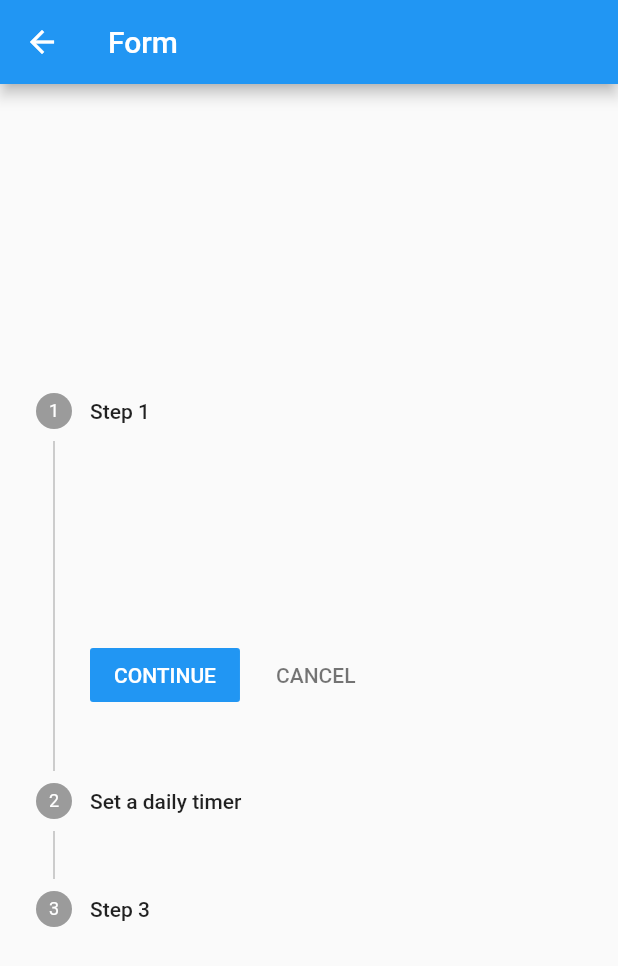
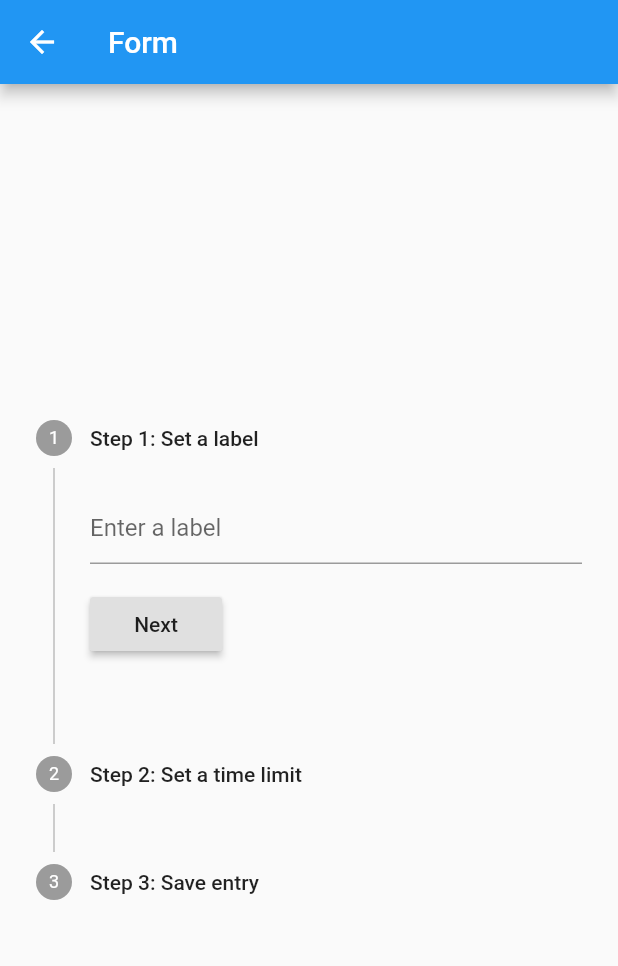
Before and after one commit to dalekatwork/app_lock, a Flutter app: the screen it shows after launch, after a tap on "Add App Timer", on a phone screen of 412 x 824 dp. Shown: the top 966 px of the screen. Run offline on Flutter 3.47's test engine with Material 2 defaults, Android fonts, the phone set to English and light mode, and no system bars; our stand-ins replace numberpicker; statements that could not run were skipped.

Commit message:
+ Make a simple form submit flow with timer

```diff
--- a/lib/frontend/createTimerForm/form.dart
+++ /dev/null
@@ -1,71 +0,0 @@
-import 'package:flutter/material.dart';
-
-class CreateTimerForm extends StatefulWidget {
-  const CreateTimerForm({Key key, this.title}) : super(key: key);
-
-  // This widget is the home page of your application. It is stateful, meaning
-  // that it has a State object (defined below) that contains fields that affect
-  // how it looks.
-
-  // This class is the configuration for the state. It holds the values (in this
-  // case the title) provided by the parent (in this case the App widget) and
-  // used by the build method of the State. Fields in a Widget subclass are
-  // always marked "final".
-
-  final String title;
-
-  @override
-  _CreateTimerForm createState() => _CreateTimerForm();
-}
-
-class _CreateTimerForm extends State {
-  int _currentStep = 0;
-
-  @override
-  Widget build(BuildContext context) {
-    return Scaffold(
-      appBar: AppBar(
-        title: const Text('Form'),
-      ),
-      body: Center(
-          child: Stepper(
-        currentStep: _currentStep,
-        onStepContinue: () {
-          if (_currentStep >= 2) return;
-          setState(() {
-            _currentStep += 1;
-          });
-        },
-        onStepCancel: () {
-          if (_currentStep <= 0) return;
-          setState(() {
-            _currentStep -= 1;
-          });
-        },
-        steps: const <Step>[
-          Step(
-            title: Text('Step 1'),
-            content: SizedBox(
-              width: 100.0,
-              height: 100.0,
-            ),
-          ),
-          Step(
-            title: Text('Set a daily timer'),
-            content: SizedBox(
-              width: 100.0,
-              height: 100.0,
-            ),
-          ),
-          Step(
-            title: Text('Step 3'),
-            content: SizedBox(
-              width: 100.0,
-              height: 100.0,
-            ),
-          )
-        ],
-      )),
-    );
-  }
-}
--- /dev/null
+++ b/lib/frontend/createTimerForm/formElems/label.dart
@@ -0,0 +1,58 @@
+// Flutter code sample for Form
+
+// This example shows a [Form] with one [TextFormField] to enter an email
+// address and a [RaisedButton] to submit the form. A [GlobalKey] is used here
+// to identify the [Form] and validate input.
+//
+// ![](https://flutter.github.io/assets-for-api-docs/assets/widgets/form.png)
+
+import 'package:flutter/material.dart';
+
+class LabelAdderForm extends StatefulWidget {
+  const LabelAdderForm({Key key, this.goToNext}) : super(key: key);
+  final Function goToNext;
+
+  @override
+  _MyStatefulWidgetState createState() => _MyStatefulWidgetState();
+}
+
+class _MyStatefulWidgetState extends State<LabelAdderForm> {
+  final GlobalKey<FormState> _formKey = GlobalKey<FormState>();
+
+  @override
+  Widget build(BuildContext context) {
+    return Form(
+      key: _formKey,
+      child: Column(
+        crossAxisAlignment: CrossAxisAlignment.start,
+        children: <Widget>[
+          TextFormField(
+            decoration: const InputDecoration(
+              hintText: 'Enter a label',
+            ),
+            validator: (String value) {
+              if (value.isEmpty) {
+                return 'Please enter a label name';
+              }
+              widget.goToNext();
+              return null;
+            },
+          ),
+          Padding(
+            padding: const EdgeInsets.symmetric(vertical: 16.0),
+            child: RaisedButton(
+              onPressed: () {
+                // Validate will return true if the form is valid, or false if
+                // the form is invalid.
+                if (_formKey.currentState.validate()) {
+                  // Process data.
+                }
+              },
+              child: const Text('Next'),
+            ),
+          ),
+        ],
+      ),
+    );
+  }
+}
--- /dev/null
+++ b/lib/frontend/createTimerForm/formElems/timer.dart
@@ -0,0 +1,57 @@
+import 'package:flutter/material.dart';
+import 'package:numberpicker/numberpicker.dart';
+
+class TimerForm extends StatefulWidget {
+  const TimerForm({Key key, this.goToNext}) : super(key: key);
+  final Function goToNext;
+
+  @override
+  _MyStatefulWidgetState createState() => _MyStatefulWidgetState();
+}
+
+class _MyStatefulWidgetState extends State<TimerForm> {
+  int _hourValue = 0;
+  int _minuteValue = 0;
+
+  final GlobalKey<FormState> _formKey = GlobalKey<FormState>();
+
+  @override
+  Widget build(BuildContext context) {
+    return Form(
+      key: _formKey,
+      child: Column(
+        crossAxisAlignment: CrossAxisAlignment.start,
+        children: <Widget>[
+          Row(
+            mainAxisAlignment: MainAxisAlignment.spaceEvenly,
+            children: <NumberPicker>[
+              NumberPicker.integer(
+                  initialValue: _hourValue,
+                  minValue: 0,
+                  maxValue: 12,
+                  onChanged: (num newValue1) =>
+                      setState(() => _hourValue = newValue1 as int)),
+              NumberPicker.integer(
+                  initialValue: _minuteValue,
+                  minValue: 0,
+                  maxValue: 60,
+                  onChanged: (num newValue2) =>
+                      setState(() => _minuteValue = newValue2 as int)),
+            ],
+          ),
+          Padding(
+            padding: const EdgeInsets.symmetric(vertical: 16.0),
+            child: RaisedButton(
+              onPressed: () {
+                if (_hourValue > 0 && _minuteValue > 0) {
+                  widget.goToNext();
+                }
+              },
+              child: const Text('Next'),
+            ),
+          ),
+        ],
+      ),
+    );
+  }
+}
--- /dev/null
+++ b/lib/frontend/createTimerForm/steppers.dart
@@ -0,0 +1,92 @@
+import 'package:flutter/material.dart';
+import 'package:app_lock/frontend/createTimerForm/formElems/label.dart';
+import 'package:app_lock/frontend/createTimerForm/formElems/timer.dart';
+
+class CreateTimerForm extends StatefulWidget {
+  const CreateTimerForm({Key key, this.title}) : super(key: key);
+
+  // This widget is the home page of your application. It is stateful, meaning
+  // that it has a State object (defined below) that contains fields that affect
+  // how it looks.
+
+  // This class is the configuration for the state. It holds the values (in this
+  // case the title) provided by the parent (in this case the App widget) and
+  // used by the build method of the State. Fields in a Widget subclass are
+  // always marked "final".
+
+  final String title;
+
+  @override
+  _CreateTimerForm createState() => _CreateTimerForm();
+}
+
+class _CreateTimerForm extends State {
+  int _currentStep = 0;
+  static const int _totalSteps = 3;
+
+  void _nextStep() {
+    setState(() {
+      // This call to setState tells the Flutter framework that something has
+      // changed in this State, which causes it to rerun the build method below
+      // so that the display can reflect the updated values. If we changed
+      // _counter without calling setState(), then the build method would not be
+      // called again, and so nothing would appear to happen.
+      // Factoring in, start index 0
+      if (_currentStep < _totalSteps - 1) {
+        _currentStep++;
+      }
+    });
+  }
+
+  void _saveForm() {
+    // setState(() {
+    // This call to setState tells the Flutter framework that something has
+    // changed in this State, which causes it to rerun the build method below
+    // so that the display can reflect the updated values. If we changed
+    // _counter without calling setState(), then the build method would not be
+    // called again, and so nothing would appear to happen.
+    // Factoring in, start index 0
+
+    // TODO: save form entry
+    // });
+    Navigator.pop(context);
+  }
+
+  @override
+  Widget build(BuildContext context) {
+    return Scaffold(
+      appBar: AppBar(
+        title: const Text('Form'),
+      ),
+      body: Center(
+          child: Stepper(
+        controlsBuilder: (BuildContext context,
+            {VoidCallback onStepContinue, VoidCallback onStepCancel}) {
+          return Row();
+        },
+        currentStep: _currentStep,
+        onStepCancel: () {
+          if (_currentStep <= 0) return;
+          setState(() {
+            _currentStep -= 1;
+          });
+        },
+        steps: <Step>[
+          Step(
+              title: const Text('Step 1: Set a label'),
+              content: LabelAdderForm(goToNext: _nextStep)),
+          Step(
+              title: const Text('Step 2: Set a time limit '),
+              content: TimerForm(goToNext: _nextStep)),
+          Step(
+            title: const Text('Step 3: Save entry'),
+            content: RaisedButton(
+              onPressed: _saveForm,
+              child: const Text('Submit'),
+            ),
+          )
+        ],
+      )),
+    );
+  }
+}
--- a/lib/main.dart
+++ b/lib/main.dart
@@ -1,5 +1,5 @@
 import 'package:flutter/material.dart';
-import 'package:app_lock/frontend/createTimerForm/form.dart';
+import 'package:app_lock/frontend/createTimerForm/steppers.dart';
 
 void main() {
   runApp(MyApp());
--- a/pubspec.yaml
+++ b/pubspec.yaml
@@ -33,6 +33,7 @@ dev_dependencies:
   flutter_test:
     sdk: flutter
   lint: ^1.0.0
+  numberpicker: ^1.2.0
 
 # For information on the generic Dart part of this file, see the
 # following page: https://dart.dev/tools/pub/pubspec
```
Also changed, not shown: pubspec.lock.
